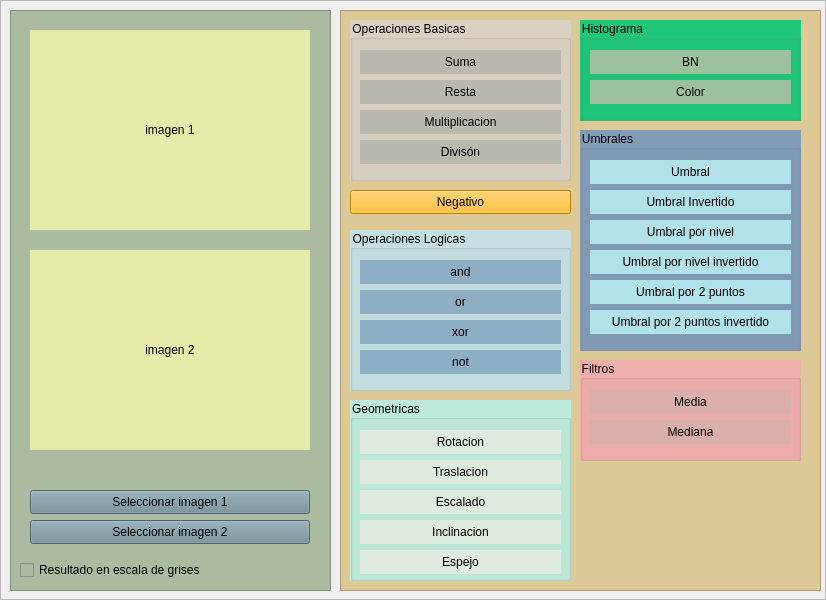
The window that main.ui (AlvaroCastro1/openCV) describes before a commit, drawn with Qt 5.
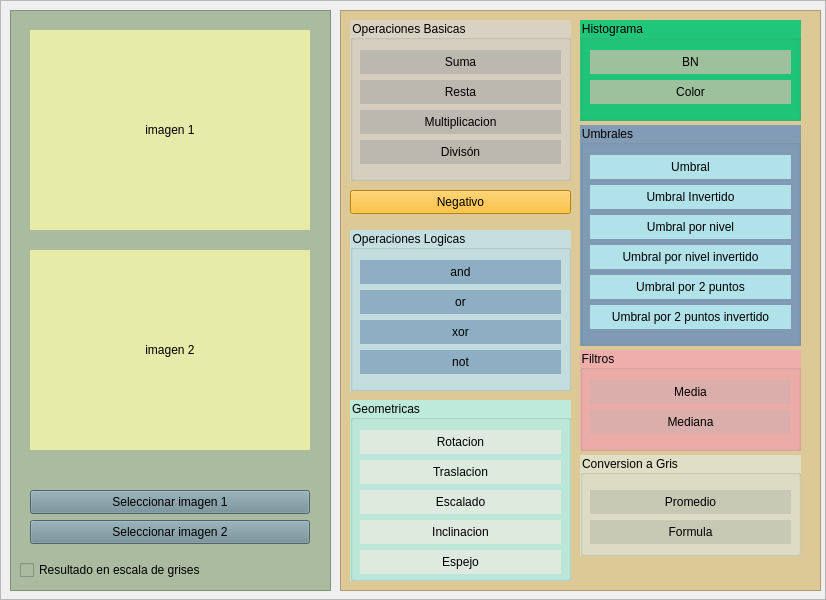
The same window after the commit.

Commit message: conv a gris

What changed in the file:
```diff
--- a/main.ui
+++ b/main.ui
@@ -511,7 +511,7 @@
         <property name="geometry">
          <rect>
           <x>240</x>
-          <y>120</y>
+          <y>115</y>
           <width>221</width>
           <height>221</height>
          </rect>
@@ -620,7 +620,7 @@
         <property name="geometry">
          <rect>
           <x>240</x>
-          <y>350</y>
+          <y>340</y>
           <width>221</width>
           <height>101</height>
          </rect>
@@ -671,6 +671,60 @@
          </property>
         </widget>
        </widget>
+       <widget class="QGroupBox" name="conversiones">
+        <property name="geometry">
+         <rect>
+          <x>240</x>
+          <y>445</y>
+          <width>221</width>
+          <height>101</height>
+         </rect>
+        </property>
+        <property name="styleSheet">
+         <string notr="true">QGroupBox{
+	background-color: rgb(222, 223, 197);
+	color: rgb(0, 0, 0);
+}
+
+QPushButton{
+	background-color: rgb(200, 201, 181);
+	border-radius: 20px;
+}
+
+QPushButton:hover {
+	background-color: rgb(178, 179,159);
+}</string>
+        </property>
+        <property name="title">
+         <string>Conversion a Gris</string>
+        </property>
+        <widget class="QPushButton" name="btn_conv_formula">
+         <property name="geometry">
+          <rect>
+           <x>10</x>
+           <y>35</y>
+           <width>201</width>
+           <height>24</height>
+          </rect>
+         </property>
+         <property name="text">
+          <string>Promedio</string>
+         </property>
+        </widget>
+        <widget class="QPushButton" name="btn_conv_promedio">
+         <property name="geometry">
+          <rect>
+           <x>10</x>
+           <y>65</y>
+           <width>201</width>
+           <height>24</height>
+          </rect>
+         </property>
+         <property name="text">
+          <string>Formula</string>
+         </property>
+        </widget>
+       </widget>
       </widget>
      </widget>
     </item>
```
The commit also changes 1 other file.
